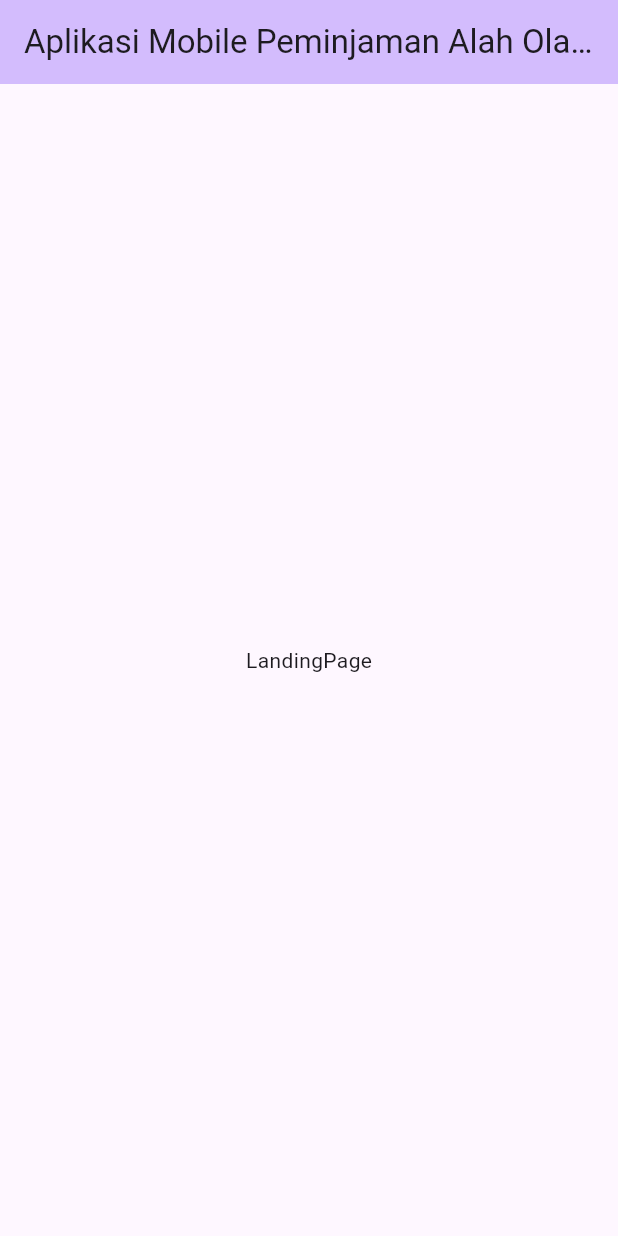
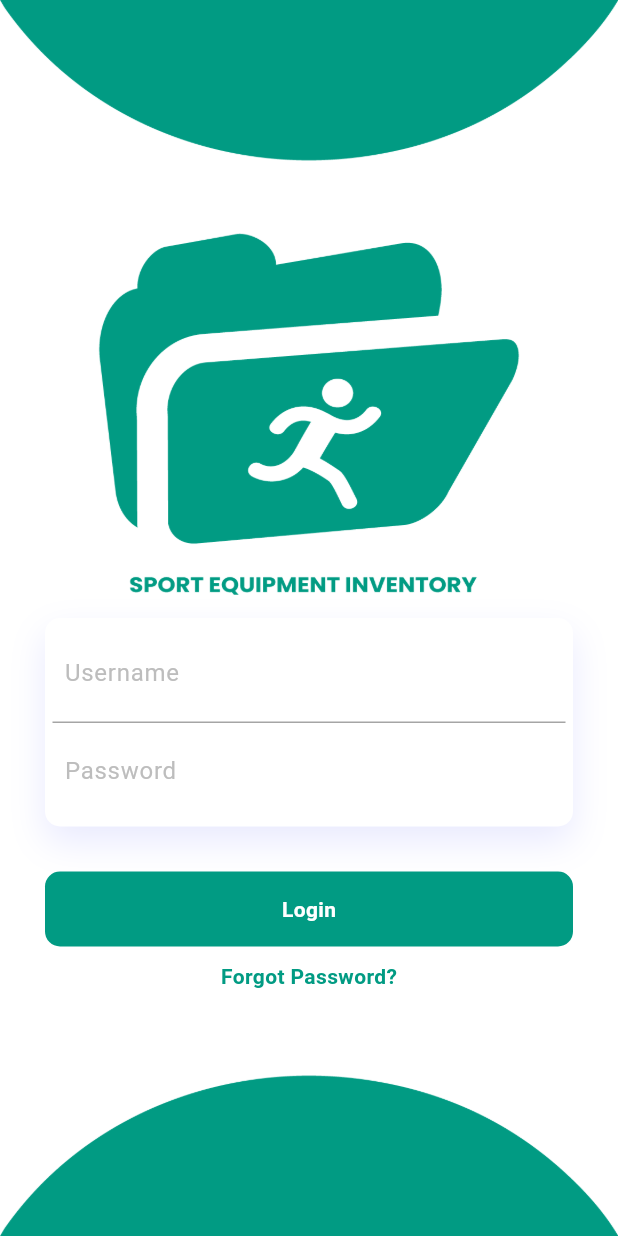
Before and after one commit to AhmadMegistus/SportEquipmentInventory, a Flutter app: the screen it shows after launch, on a phone screen of 412 x 824 dp. Run offline on Flutter 3.47's test engine with Material 2 defaults, Android fonts, the phone set to English and light mode, and no system bars.

Commit message:
Update Landing Page

```diff
--- a/Aplikasi/inventarisbarang/lib/constans.dart
+++ b/Aplikasi/inventarisbarang/lib/constans.dart
@@ -1,7 +1,7 @@
 import 'package:flutter/material.dart';
 
 class Palette {
-  static Color bg1 = Color.fromRGBO(0, 0, 102, 1);
-  static Color bg2 = Color.fromRGBO(0, 0, 102, 1);
-  static Color orange = Color(0xfff7892b);
+  static Color bg1 = const Color(0x00019B83);
+  static Color bg2 = const Color(0x00019b83);
+  static Color orange = const Color(0xfff7892b);
 }
--- a/Aplikasi/inventarisbarang/lib/launcher.dart
+++ b/Aplikasi/inventarisbarang/lib/launcher.dart
@@ -1,10 +1,11 @@
 import 'dart:async';
 
 import 'package:flutter/material.dart';
-import 'package:inventarisbarang/constans.dart';
 import 'package:inventarisbarang/users/landingpage.dart' as users;
 
 class LauncherPage extends StatefulWidget {
+  const LauncherPage({super.key});
+
   @override
   _LauncherPageState createState() => _LauncherPageState();
 }
@@ -23,42 +24,39 @@ class _LauncherPageState extends State<LauncherPage> {
 
   startLaunching() async {
     var duration = const Duration(seconds: 3);
-    return new Timer(duration, () {
-      Navigator.of(context).pushReplacement(new MaterialPageRoute(builder: (_) {
-        return new users.LandingPage();
+    return Timer(duration, () {
+      Navigator.of(context).pushReplacement(MaterialPageRoute(builder: (_) {
+        return const users.LandingPage();
       }));
     });
   }
 
+  @override
   Widget build(BuildContext context) {
     return Scaffold(
       body: Container(
-        padding: EdgeInsets.symmetric(horizontal: 20),
+        padding: const EdgeInsets.symmetric(horizontal: 20),
         height: MediaQuery.of(context).size.height,
         decoration: BoxDecoration(
-          borderRadius: BorderRadius.all(Radius.circular(0)),
+          color: const Color(0xFF019B83), // Set background color to #019B83
+          borderRadius: const BorderRadius.all(Radius.circular(0)),
           boxShadow: <BoxShadow>[
             BoxShadow(
                 color: Colors.grey.shade200,
-                offset: Offset(2, 4),
+                offset: const Offset(2, 4),
                 blurRadius: 5,
                 spreadRadius: 2)
           ],
-          gradient: LinearGradient(
-            begin: Alignment.topCenter,
-            end: Alignment.bottomCenter,
-            colors: [Palette.bg1, Palette.bg2],
-          ),
         ),
         child: Column(
           crossAxisAlignment: CrossAxisAlignment.center,
           mainAxisAlignment: MainAxisAlignment.center,
           children: <Widget>[
-            new Center(
-              child: new Image.asset(
-                "assets/logo.png",
-                height: 90.0,
-                width: 270.0,
+            Center(
+              child: Image.asset(
+                "assets/images/logowhite.png",
+                height: 780.0,
+                width: 780.0,
               ),
             ),
           ],
--- a/Aplikasi/inventarisbarang/lib/main.dart
+++ b/Aplikasi/inventarisbarang/lib/main.dart
@@ -12,12 +12,12 @@ class MyApp extends StatelessWidget {
   Widget build(BuildContext context) {
     return MaterialApp(
       debugShowCheckedModeBanner: false,
-      title: 'Flutter Demo',
+      title: 'Sport Equipment Inventory',
       theme: ThemeData(
-        colorScheme: ColorScheme.fromSeed(seedColor: Colors.deepPurple),
+        colorScheme: ColorScheme.fromSeed(seedColor: const Color(0x00019B83)),
         useMaterial3: true,
       ),
-      home: LauncherPage(),
+      home: const LauncherPage(),
     );
   }
 }
--- a/Aplikasi/inventarisbarang/lib/users/landingpage.dart
+++ b/Aplikasi/inventarisbarang/lib/users/landingpage.dart
@@ -1,21 +1,153 @@
 import 'package:flutter/material.dart';
 
 class LandingPage extends StatefulWidget {
+  const LandingPage({Key? key}) : super(key: key);
+
   @override
-  State<LandingPage> createState() => _LandingPageState();
+  _LandingPageState createState() => _LandingPageState();
 }
 
 class _LandingPageState extends State<LandingPage> {
   @override
   Widget build(BuildContext context) {
+    double screenHeight = MediaQuery.of(context).size.height;
+    double screenWidth = MediaQuery.of(context).size.width;
+
     return Scaffold(
-      appBar: AppBar(
-        backgroundColor: Theme.of(context).colorScheme.inversePrimary,
-        title: Text('Aplikasi Mobile Peminjaman Alah Olahraga'),
-      ),
-      body: Center(
-        child: Text(
-          'LandingPage',
+      backgroundColor: Colors.white,
+      body: SingleChildScrollView(
+        child: Column(
+          crossAxisAlignment: CrossAxisAlignment.start,
+          children: <Widget>[
+            SizedBox(
+              height: screenHeight,
+              child: Stack(
+                children: <Widget>[
+                  Positioned(
+                    height: screenHeight,
+                    width: screenWidth,
+                    child: Container(
+                      decoration: BoxDecoration(
+                        image: DecorationImage(
+                          image: AssetImage('assets/images/atas.png'),
+                          fit: BoxFit.fill,
+                        ),
+                      ),
+                    ),
+                  ),
+                  Positioned(
+                    height: screenHeight,
+                    width: screenWidth,
+                    child: Container(
+                      decoration: BoxDecoration(
+                        image: DecorationImage(
+                          image: AssetImage('assets/images/bawah.png'),
+                          fit: BoxFit.fill,
+                        ),
+                      ),
+                    ),
+                  ),
+                  Positioned(
+                    height: screenHeight,
+                    width: screenWidth,
+                    child: Container(
+                      decoration: BoxDecoration(
+                        image: DecorationImage(
+                          image: AssetImage('assets/images/logo2.png'),
+                          fit: BoxFit.fill,
+                        ),
+                      ),
+                    ),
+                  ),
+                  Positioned(
+                    top: screenHeight * 0.5, // Adjust the position
+                    left: 30,
+                    right: 30,
+                    child: Column(
+                      children: <Widget>[
+                        Container(
+                          padding: const EdgeInsets.all(5),
+                          decoration: BoxDecoration(
+                            color: Colors.white,
+                            borderRadius: BorderRadius.circular(10),
+                            boxShadow: const [
+                              BoxShadow(
+                                color: Color.fromRGBO(143, 148, 251, 0.2),
+                                blurRadius: 20.0,
+                                offset: Offset(0, 10),
+                              )
+                            ],
+                          ),
+                          child: Column(
+                            children: <Widget>[
+                              Container(
+                                padding: const EdgeInsets.all(8.0),
+                                decoration: const BoxDecoration(
+                                  border: Border(
+                                    bottom: BorderSide(
+                                      color: Color.fromARGB(255, 165, 165, 165),
+                                    ),
+                                  ),
+                                ),
+                                child: TextField(
+                                  decoration: InputDecoration(
+                                    border: InputBorder.none,
+                                    hintText: "Username",
+                                    hintStyle: TextStyle(color: Colors.grey[400]),
+                                  ),
+                                ),
+                              ),
+                              Container(
+                                padding: const EdgeInsets.all(8.0),
+                                child: TextField(
+                                  obscureText: true, // Password field
+                                  decoration: InputDecoration(
+                                    border: InputBorder.none,
+                                    hintText: "Password",
+                                    hintStyle: TextStyle(color: Colors.grey[400]),
+                                  ),
+                                ),
+                              ),
+                            ],
+                          ),
+                        ),
+                        const SizedBox(height: 30), // Add a comma here
+                        Container(
+                          height: 50,
+                          decoration: BoxDecoration(
+                            borderRadius: BorderRadius.circular(10),
+                            gradient: const LinearGradient(
+                              colors: [
+                                Color.fromRGBO(1, 155, 131, 1),
+                                Color.fromRGBO(1, 155, 131, 1),
+                              ],
+                            ),
+                          ),
+                          child: Center(
+                            child: Text(
+                              "Login",
+                              style: TextStyle(
+                                color: Colors.white,
+                                fontWeight: FontWeight.bold,
+                              ),
+                            ),
+                          ),
+                        ),
+                        const SizedBox(height: 10), // Add this SizedBox
+                        const Text(
+                          "Forgot Password?",
+                          style: TextStyle(
+                            color: Color.fromRGBO(1, 155, 131, 1),
+                            fontWeight: FontWeight.bold,
+                          ),
+                        ),
+                      ],
+                    ),
+                  ),
+                ],
+              ),
+            ),
+          ],
         ),
       ),
     );
```
Also changed, not shown: Aplikasi/inventarisbarang/pubspec.yaml (+6 -4 lines), Aplikasi/inventarisbarang/assets/Logo.png (deleted), Aplikasi/inventarisbarang/assets/images/atas.png (added), Aplikasi/inventarisbarang/assets/images/atas2.png (added), Aplikasi/inventarisbarang/assets/images/background.png (added), Aplikasi/inventarisbarang/assets/images/backgroundputih.png (added), Aplikasi/inventarisbarang/assets/images/bawah.png (added), Aplikasi/inventarisbarang/assets/images/logo.png (added), Aplikasi/inventarisbarang/assets/images/logo2.png (added), Aplikasi/inventarisbarang/assets/images/logowhite.png (added), Aplikasi/inventarisbarang/lib/Animation/FadeAnimation.dart (added).
